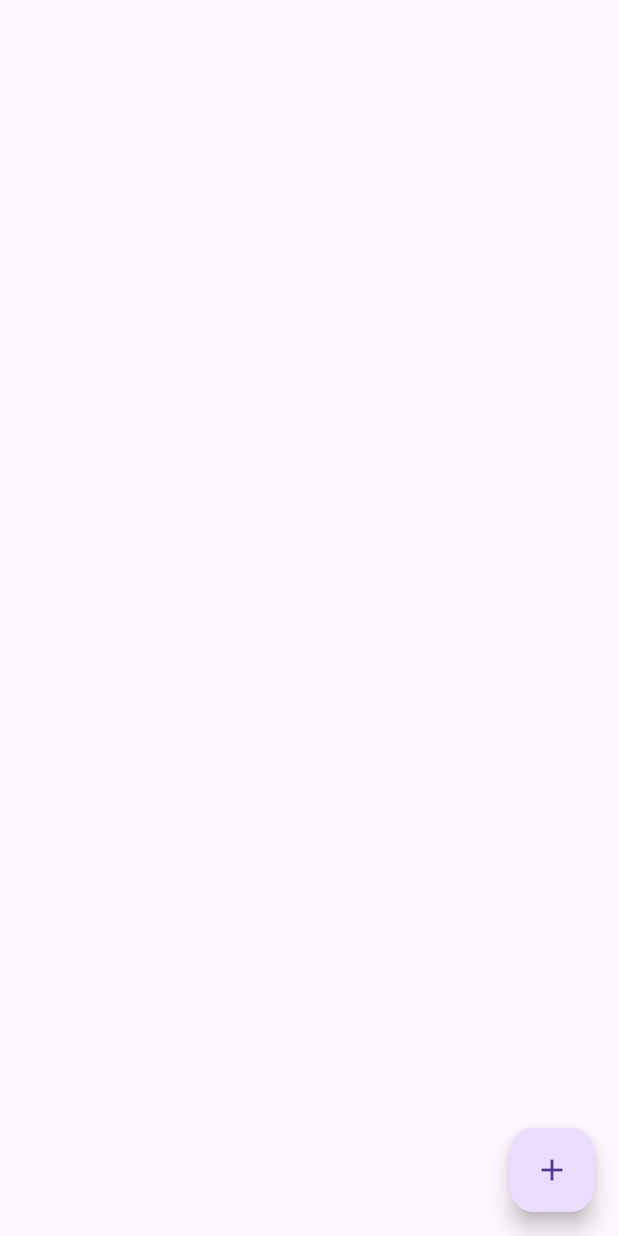
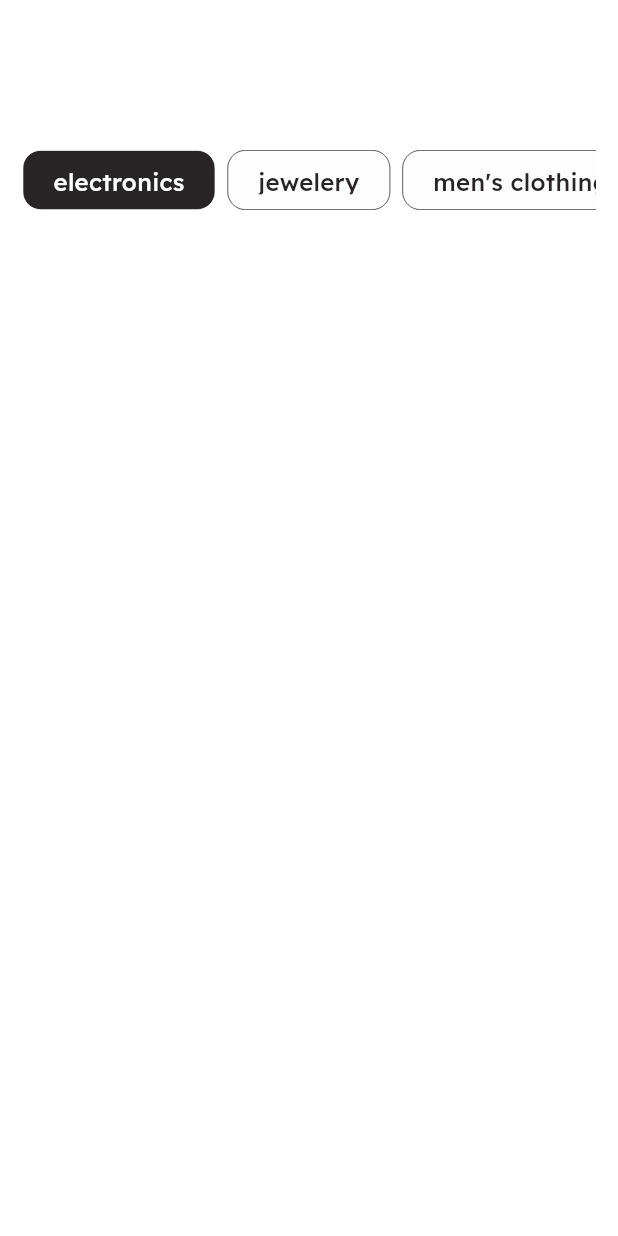
Before and after one commit to mohamedgomaa20/store_app, a Flutter app: the screen it shows after launch, on a phone screen of 412 x 824 dp. Run offline on Flutter 3.47's test engine with Material 3 defaults, Android fonts, the phone set to English and light mode, and no system bars; our stand-ins replace gap.

Commit message:
feat: Implement categories widget and enhance API helper
Adds the `gap` package and `ReadexPro` font family for UI improvements. Implements a new categories widget for product filtering. Enhances the `Api` helper to improve request functionality and error handling.

- **`pubspec.yaml`**:
    - Adds the `gap: ^3.0.1` dependency.
    - Defines the `ReadexPro` font family with multiple weights.

- **`lib/helper/api.dart`**:
    - Adds optional `token` support to the `get` method.
    - Removes the `@required` annotation for `body` and `token` in `post` and `put` methods.
    - Adds `"Content-Type": "application/x-www-form-urlencoded"` header to `put` requests.
    - Improves exception messages in `post` and `put` methods to include the response body.

- **UI and Styling**:
    - Adds `AppColors` for a consistent color scheme.
    - Creates `CategoryItem`, an animated and tappable widget for individual categories.
    - Implements `CategoriesWidget`, a horizontal `ListView` of categories.
    - Updates `HomeScreen` to display the new `CategoriesWidget` and removes the test FloatingActionButton.
    - Sets the global `fontFamily` to "ReadexPro" and `scaffoldBackgroundColor` in `main.dart`.

```diff
--- a/lib/main.dart
+++ b/lib/main.dart
@@ -10,6 +10,13 @@ class StoreApp extends StatelessWidget {
 
   @override
   Widget build(BuildContext context) {
-    return MaterialApp(debugShowCheckedModeBanner: false, home: HomeScreen());
+    return MaterialApp(
+      debugShowCheckedModeBanner: false,
+      theme: ThemeData(
+        fontFamily: "ReadexPro",
+        scaffoldBackgroundColor: Colors.white,
+      ),
+      home: HomeScreen(),
+    );
   }
 }
--- a/lib/screens/home_screen.dart
+++ b/lib/screens/home_screen.dart
@@ -1,7 +1,11 @@
 import 'package:flutter/material.dart';
+import 'package:gap/gap.dart';
 import 'package:store_app/models/product_model.dart';
 import 'package:store_app/services/add_product_service.dart';
 import 'package:store_app/services/update_product_service.dart';
+import 'package:store_app/widgets/category_item.dart';
+
+import '../widgets/categories_widget.dart';
 
 class HomeScreen extends StatelessWidget {
   const HomeScreen({super.key});
@@ -9,20 +13,16 @@ class HomeScreen extends StatelessWidget {
   @override
   Widget build(BuildContext context) {
     return Scaffold(
-      floatingActionButton: FloatingActionButton(
-        onPressed: () async {
-          ProductModel productModel = await UpdateProductService.updateProduct(
-            id: "1",
-            title: "777777777777777777777777777",
-            price: 120,
-            description: "777777777777777777777777777777777",
-            category: "men's clothing",
-            image: "https://fakestoreapi.com",
-          );
-          print("productModel: ${productModel.title}");
-        },
-        child: const Icon(Icons.add),
+      body: Padding(
+        padding: const EdgeInsets.symmetric(horizontal: 15.0),
+        child: Column(
+          children: [
+            Gap(100),
+            CategoriesWidget(),
+          ],
+        ),
       ),
     );
   }
+
 }
--- a/lib/services/add_product_service.dart
+++ b/lib/services/add_product_service.dart
@@ -9,7 +9,7 @@ class AddProductService {
     required String image,
     required String category,
   }) async {
-    var data = await Api.post(
+    Map<String, dynamic> data = await Api.post(
       url: "https://fakestoreapi.com/products",
       body: {
         "title": title,
--- /dev/null
+++ b/lib/utils/app_colors.dart
@@ -0,0 +1,12 @@
+import 'package:flutter/material.dart';
+
+class AppColors {
+  static const Color primaryColor = Color(0xff292526);
+  static const Color white = Color(0xfffdfdfd);
+  static const Color black = Color(0xff121111);
+  static const Color gray = Color(0xff787676);
+  static const Color lightGray = Color(0xffcac9c9);
+  static const Color gold = Color(0xffffd33c);
+  static const Color red = Color(0xfff13658);
+  static const Color blue = Color(0xff347efb);
+}
--- /dev/null
+++ b/lib/widgets/categories_widget.dart
@@ -0,0 +1,40 @@
+import 'package:flutter/material.dart';
+
+import 'category_item.dart';
+
+class CategoriesWidget extends StatefulWidget {
+  const CategoriesWidget({super.key});
+
+  @override
+  State<CategoriesWidget> createState() => _CategoriesWidgetState();
+}
+
+final categoriesList = [
+  "electronics",
+  "jewelery",
+  "men's clothing",
+  "women's clothing",
+];
+int selectedIndex = 0;
+
+class _CategoriesWidgetState extends State<CategoriesWidget> {
+  @override
+  Widget build(BuildContext context) {
+    return SizedBox(
+      height: 40,
+      child: ListView.builder(
+        itemCount: categoriesList.length,
+        scrollDirection: Axis.horizontal,
+        itemBuilder: (context, index) {
+          return CategoryItem(
+            isSelected: selectedIndex == index,
+            categoryName: categoriesList[index],
+            onTap: () {
+              setState(() => selectedIndex = index);
+            },
+          );
+        },
+      ),
+    );
+  }
+}
--- /dev/null
+++ b/lib/widgets/category_item.dart
@@ -0,0 +1,43 @@
+import 'package:flutter/material.dart';
+import 'package:store_app/utils/app_colors.dart';
+
+class CategoryItem extends StatelessWidget {
+  const CategoryItem({
+    super.key,
+    this.isSelected = true,
+    required this.categoryName,
+    required this.onTap,
+  });
+
+  final bool isSelected;
+  final String categoryName;
+  final VoidCallback onTap;
+
+  @override
+  Widget build(BuildContext context) {
+    return GestureDetector(
+      onTap: onTap,
+      child: AnimatedContainer(
+        duration: Duration(milliseconds: 200),
+        padding: .symmetric(vertical: 10, horizontal: 20),
+        margin: .only(right: 8),
+        decoration: BoxDecoration(
+          color: isSelected ? AppColors.primaryColor : AppColors.white,
+          borderRadius: BorderRadius.circular(12),
+          border: .all(
+            color: isSelected ? AppColors.white : AppColors.primaryColor,
+            width: 0.5,
+          ),
+        ),
+        child: Text(
+          categoryName,
+          style: TextStyle(
+            color: isSelected ? Colors.white : AppColors.primaryColor,
+            fontWeight: FontWeight.w500,
+            fontSize: 16,
+          ),
+        ),
+      ),
+    );
+  }
+}
```
Also changed, not shown: lib/helper/api.dart (+15 -7 lines), pubspec.yaml (+12 -5 lines), assets/fonts/ReadexPro-Bold.ttf (added), assets/fonts/ReadexPro-Medium.ttf (added), assets/fonts/ReadexPro-Regular.ttf (added), assets/fonts/ReadexPro-SemiBold.ttf (added), pubspec.lock.
